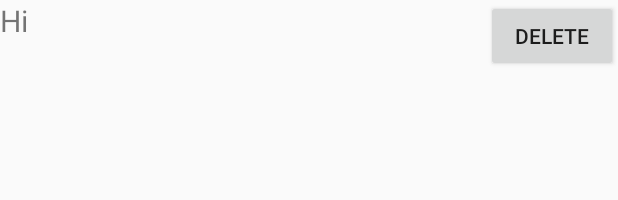
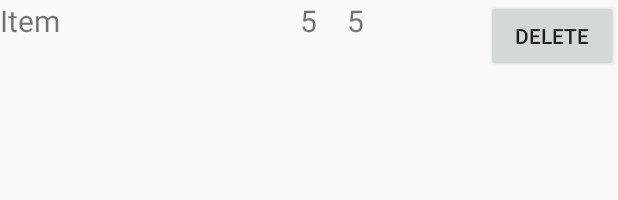
Before and after one commit to MJedr/ShoppingApp, an Android app: the layout item_toadd.xml on its own in the app's theme, with its tools: preview values and no code run, on a phone screen of 412 x 824 dp. Shown: the top 200 px of the screen. Run offline under Robolectric (Android 15) with nearby library versions, the phone set to English and light mode, and no system bars.

```diff
--- a/ShoppingApp/app/src/main/java/com/example/shoppingapp/db/Item.java
+++ b/ShoppingApp/app/src/main/java/com/example/shoppingapp/db/Item.java
@@ -11,6 +11,9 @@ public class Item {
     public class ItemEntry implements BaseColumns{
         public static final String TABLE = "items";
         public static final String COL_ITEM_NAME = "name";
+        public static final String COL_AMOUNT = "amount";
+        public static final String COL_UNIT_PRICE = "unit_price";
+        public static final String COL_UNIT_NAME = "unit_name";
 
     }
 
--- a/ShoppingApp/app/src/main/java/com/example/shoppingapp/db/ItemHelper.java
+++ b/ShoppingApp/app/src/main/java/com/example/shoppingapp/db/ItemHelper.java
@@ -14,7 +14,10 @@ public class ItemHelper extends SQLiteOpenHelper{
     public void onCreate(SQLiteDatabase db){
         String createTable = "CREATE TABLE " + Item.ItemEntry.TABLE + " (" +
                 Item.ItemEntry._ID + " INTEGER PRIMARY KEY AUTOINCREMENT, " +
-                Item.ItemEntry.COL_ITEM_NAME + " TEXT NOT NULL);";
+                Item.ItemEntry.COL_ITEM_NAME + " TEXT NOT NULL, " +
+                Item.ItemEntry.COL_AMOUNT + " DOUBLE NOT NULL, " +
+                Item.ItemEntry.COL_UNIT_PRICE + " DOUBLE NOT NULL, "+
+                Item.ItemEntry.COL_UNIT_NAME + " TEXT NOT NULL);";
         db.execSQL(createTable);
     }
 
--- a/ShoppingApp/app/src/main/res/layout/add_item_dialog.xml
+++ b/ShoppingApp/app/src/main/res/layout/add_item_dialog.xml
@@ -19,7 +19,7 @@
     <EditText
         android:layout_width="match_parent"
         android:layout_height="wrap_content"
-        android:id="@+id/et"
+        android:id="@+id/item_name"
         android:hint="Item name"
         android:layout_marginTop="10dp"
         android:layout_marginBottom="20dp"
@@ -29,7 +29,7 @@
     <EditText
         android:layout_width="match_parent"
         android:layout_height="wrap_content"
-        android:id="@+id/et2"
+        android:id="@+id/amount"
         android:hint="Amount"
         android:layout_marginTop="10dp"
         android:layout_marginBottom="20dp"
@@ -39,7 +39,7 @@
     <EditText
         android:layout_width="match_parent"
         android:layout_height="wrap_content"
-        android:id="@+id/et3"
+        android:id="@+id/unit_price"
         android:hint="Unit price"
         android:layout_marginTop="10dp"
         android:layout_marginBottom="20dp"
--- a/ShoppingApp/app/src/main/res/layout/item_toadd.xml
+++ b/ShoppingApp/app/src/main/res/layout/item_toadd.xml
@@ -9,8 +9,25 @@
         android:id="@+id/item_title"
         android:layout_alignParentLeft="true"
         android:layout_alignParentStart="true"
-        android:text="Hi"
+        android:text="Item"
         android:textSize="20sp"/>
+
+    <TextView
+        android:layout_width="wrap_content"
+        android:layout_height="wrap_content"
+        android:id="@+id/item_amount"
+        android:layout_centerHorizontal="true"
+        android:text="5"
+        android:textSize="20sp"/>
+
+    <TextView
+        android:id="@+id/item_price"
+        android:layout_width="wrap_content"
+        android:layout_height="wrap_content"
+        android:layout_toRightOf="@+id/item_amount"
+        android:text="5"
+        android:paddingLeft="20dp"
+        android:textSize="20sp" />
 
     <Button
         android:layout_width="wrap_content"
```
Also changed, not shown: ShoppingApp/app/src/main/java/com/example/shoppingapp/MainActivity.java (+58 -4 lines).
